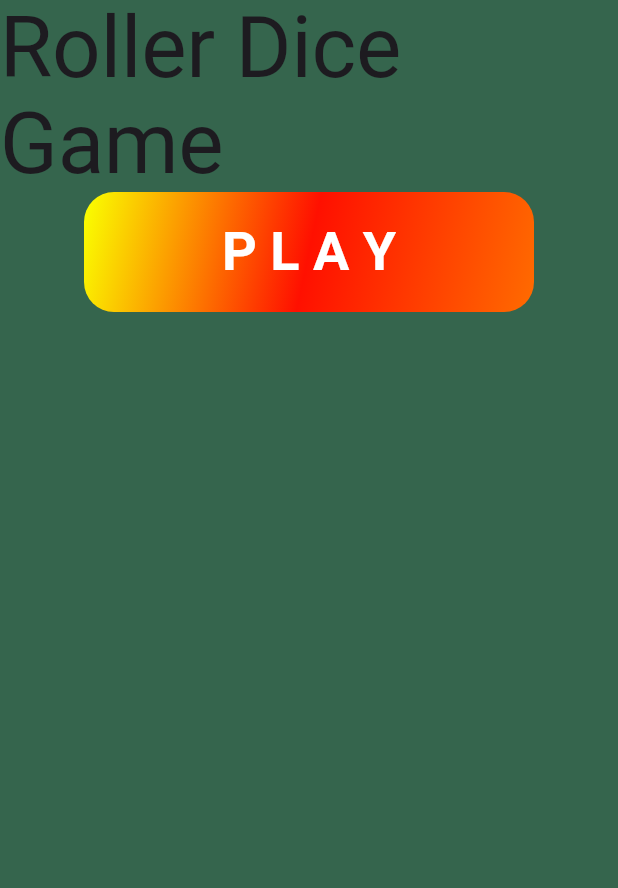
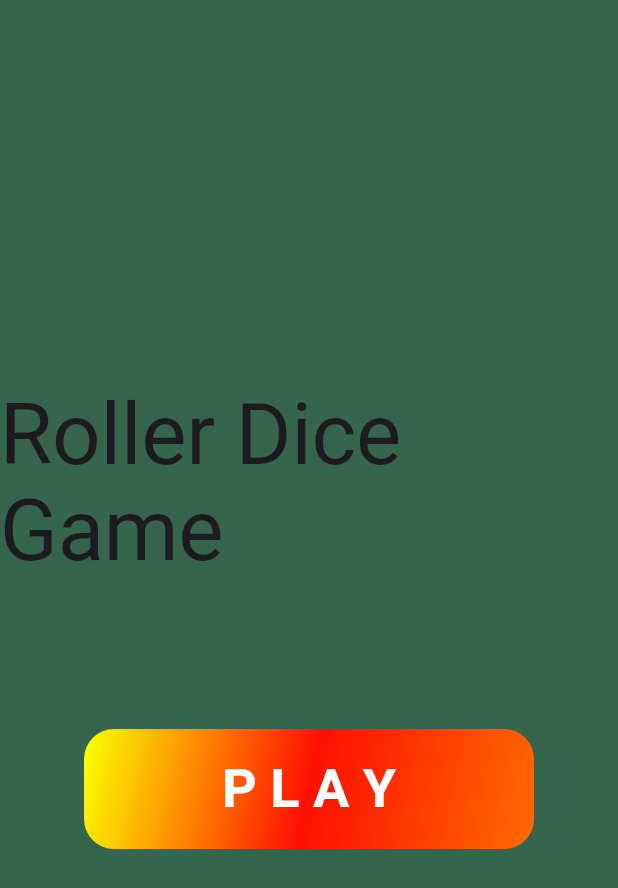
Before and after one commit to axl0d/roller_dice, a Flutter app: the screen it shows after launch, on a phone screen of 412 x 824 dp. Shown: the top 888 px of the screen. Run offline on Flutter 3.47's test engine with Material 3 defaults, Android fonts, the phone set to English and light mode, and no system bars; our stand-ins replace google_fonts.

Commit message:
center widgets and add spacing

```diff
--- a/lib/home_page.dart
+++ b/lib/home_page.dart
@@ -10,7 +10,7 @@ class HomePage extends StatelessWidget {
       backgroundColor: const Color(0xff35654d),
       body: Center(
         child: Column(
-          crossAxisAlignment: CrossAxisAlignment.center,
+          mainAxisAlignment: MainAxisAlignment.center,
           children: <Widget>[
             Text(
               'Roller Dice Game',
@@ -18,6 +18,8 @@ class HomePage extends StatelessWidget {
                 textStyle: Theme.of(context).textTheme.displayLarge,
               ),
             ),
+            const SizedBox(height: 50),
+            const SizedBox(height: 50),
             const AnimatedButton()
           ],
         ),
```
